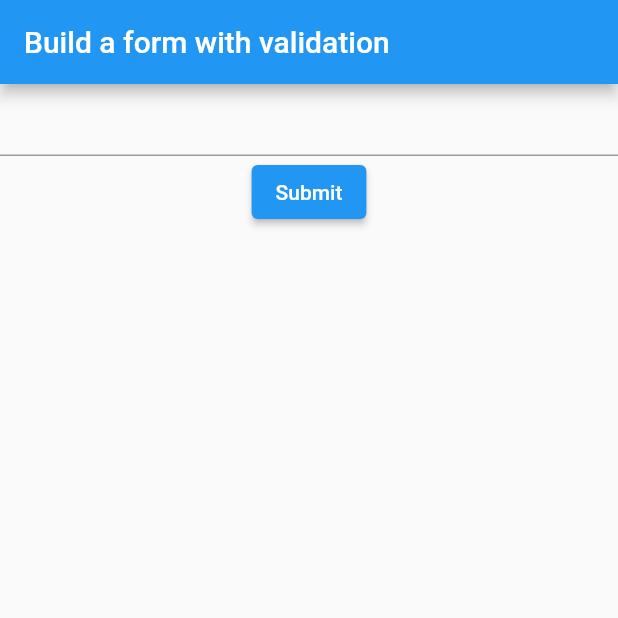
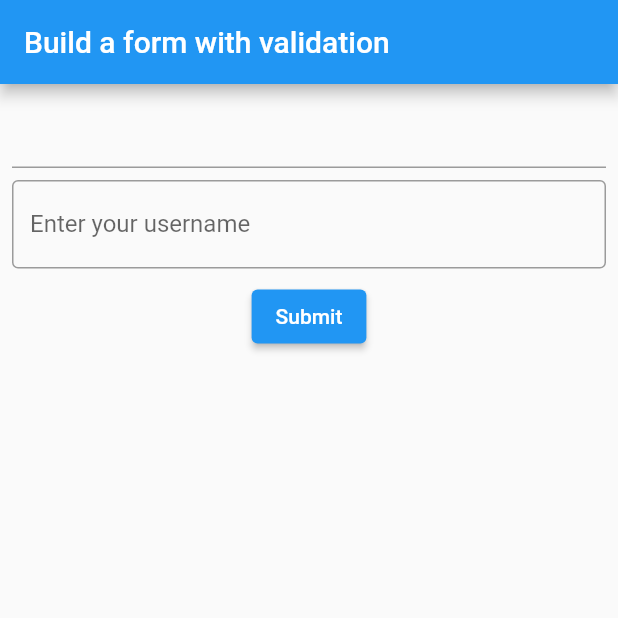
Before and after one commit to leduynhac/flutter_widgets_demo, a Flutter app: the screen it shows after launch, on a phone screen of 412 x 824 dp, the top half of it. Run offline on Flutter 3.47's test engine with Material 2 defaults, Android fonts, the light colour scheme and no system bars; our stand-ins replace cached_network_image.

Commit message:
style text form field

```diff
--- a/lib/my_custom_form.dart
+++ b/lib/my_custom_form.dart
@@ -2,6 +2,7 @@ import 'package:flutter/material.dart';
 
 //Refs:
 //https://flutter.dev/docs/cookbook/forms/validation
+//https://flutter.dev/docs/cookbook/forms/text-input
 
 //Steps:
 //1. Create a Form with a GlobalKey => done
@@ -31,7 +32,10 @@ class _MyCustomFormState extends State<MyCustomForm> {
       appBar: AppBar(
         title: Text('Build a form with validation'),
       ),
-      body: createForm(),
+      body: Padding(
+        padding: const EdgeInsets.all(8.0),
+        child: createForm(),
+      ),
 
     );
   }
@@ -42,6 +46,9 @@ class _MyCustomFormState extends State<MyCustomForm> {
       child: Column(
         children: <Widget>[
           createTextFormField(),
+          SizedBox(height: 8,),
+          createTextFormFieldWithOutlineBorder(),
+          SizedBox(height: 8,),
           createSubmitAndValidateButton(),
         ],
       ),
@@ -60,6 +67,15 @@ class _MyCustomFormState extends State<MyCustomForm> {
     );
   }
 
+  Widget createTextFormFieldWithOutlineBorder(){
+    return TextFormField(
+      decoration: InputDecoration(
+        border: OutlineInputBorder(),
+        labelText: 'Enter your username',
+      ),
+    );
+  }
+
   Widget createSubmitAndValidateButton(){
     return ElevatedButton(
       onPressed: (){
```
